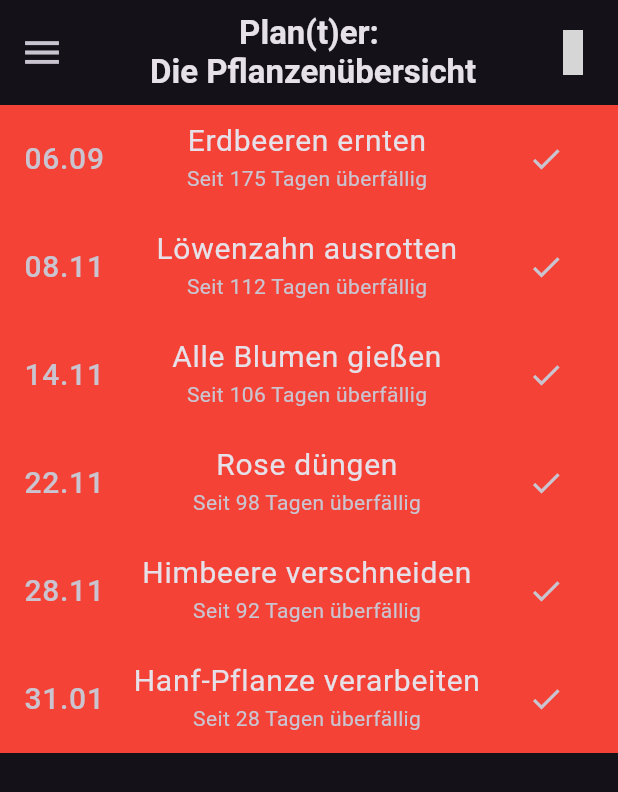
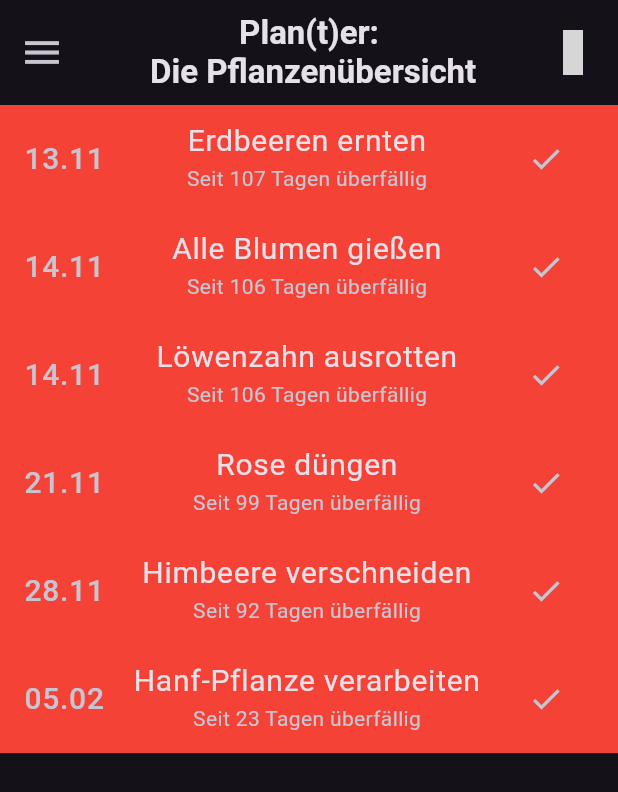
Before and after one commit to vincenzo1109/Alle-Projekte, a Flutter app: the screen it shows after launch, in the side drawer, after a tap on the "check" icon, on a phone screen of 412 x 824 dp. Shown: the top 792 px of the screen. Run offline on Flutter 3.47's test engine with Material 3 defaults, Android fonts, the light colour scheme and no system bars; our stand-ins replace hive, hive_flutter, image_picker, material_symbols_icons, qr_flutter, simple_icons and 1 more; missing offline and left inert: mobile_scanner, otp; accounts and stored records are empty; grey boxes are pictures that could not be loaded.

Commit message:
seperated Task class and plant class

```diff
--- a/planzen_app/lib/hive.dart
+++ b/planzen_app/lib/hive.dart
@@ -1,13 +1,13 @@
 import 'package:hive/hive.dart';
-
+import 'package:planzen_app/plant_service.dart';
+import 'package:planzen_app/plant_task_service.dart';
 
 part 'hive.g.dart';
 
 //var for Hive-Keys (easier (Autocompletion); no spelling Mistakes)
 const String dataKey = 'dataSaves';
-const String idKey='maxPlantId';
+const String idKey = 'maxPlantId';
 const String objectPlantKey = 'plantObjectSaves';
-
 
 int buildNewPlantId() {
   var box = Hive.box(objectPlantKey);
@@ -23,11 +23,14 @@ bool isAlreadyOpened() {
   return alreadyOpened;
 }
 
-
 void hivePutMyPlantsList(List<AllPlants> saveList) {
   var boxHive = Hive.box(objectPlantKey);
   boxHive.put('plantObjectList', saveList);
 }
+
+
+
+
 
 @HiveType(typeId: 0)
 class AllPlants {
@@ -38,31 +41,43 @@ class AllPlants {
   int age;
 
   @HiveField(2)
-  DateTime prevLastCompletion;
+  int id;
 
   @HiveField(3)
+  String imagePath;
+
+  AllPlants(this.name, this.age, this.id, this.imagePath);
+
+  void addTask(String whatToDo, int interval, DateTime lastCompletion){
+    var task = PlantTask(id, whatToDo, interval, lastCompletion);
+    PlantTaskService.instance().insertTask(task);
+  }
+}
+
+@HiveType(typeId: 1)
+class PlantTask {
+  @HiveField(0)
+  String whatToDo;
+
+  @HiveField(1)
+  int interval;
+
+  DateTime? prevLastCompletion;
+
+  @HiveField(2)
   DateTime lastCompletion;
 
-  @HiveField(4)
-  int interval;
+  @HiveField(3)
+  int plantId;
 
-  @HiveField(5)
-  String whatToDo;
+  PlantTask(
+    this.plantId,
+    this.whatToDo,
+    this.interval,
+    this.lastCompletion
+  );
 
-  @HiveField(6)
-  int id;
-
-  @HiveField(7)
-  String imagePath;
-
-  AllPlants(
-      this.name,
-      this.age,
-      this.prevLastCompletion,
-      this.lastCompletion,
-      this.whatToDo,
-      this.interval,
-      this.id,
-      this.imagePath
-      );
+  AllPlants getPlant() {
+    return PlantService.instance().getPlant(plantId);
+  }
 }
--- a/planzen_app/lib/impressum.dart
+++ b/planzen_app/lib/impressum.dart
@@ -1,5 +1,4 @@
 import 'package:flutter/material.dart';
-import 'package:material_symbols_icons/material_symbols_icons.dart';
 import 'main.dart';
 
 void main() {
--- a/planzen_app/lib/main.dart
+++ b/planzen_app/lib/main.dart
@@ -1,15 +1,15 @@
 import 'package:flutter/material.dart';
+import 'package:hive_flutter/hive_flutter.dart';
 import 'package:material_symbols_icons/material_symbols_icons.dart';
 import 'package:planzen_app/newplant.dart';
-import 'package:planzen_app/plant_service.dart';
+import 'package:planzen_app/plant_task_service.dart';
 import 'package:planzen_app/settings.dart';
 import 'package:planzen_app/widgets/plant_item.dart';
+import 'achievements.dart';
 import 'hive.dart';
-import 'search.dart';
-import 'achievements.dart';
 import 'impressum.dart';
 import 'plants_overview.dart';
-import 'package:hive_flutter/hive_flutter.dart';
+import 'search.dart';
 
 void main() async {
   await Hive.initFlutter();
@@ -103,8 +103,8 @@ class _MyHomePageState extends State<MyHomePage> {
 
         actions: [
           IconButton(
-            padding: EdgeInsets.all(15),
-            icon: Icon(Symbols.search),
+            padding: const EdgeInsets.all(15),
+            icon: const Icon(Symbols.search),
             onPressed: () {
               Navigator.pushNamed(context, '/search');
             },
@@ -115,17 +115,17 @@ class _MyHomePageState extends State<MyHomePage> {
       drawer: Drawer(
         child: ListView(
           children: [
-            DrawerHeader(child: Text('Menü')),
+            const DrawerHeader(child: Text('Menü')),
             ListTile(
-              leading: Icon(Symbols.home),
-              title: Text('Home'),
+              leading: const Icon(Symbols.home),
+              title: const Text('Home'),
               onTap: () {
-                Navigator.pushNamed(context, '/home');
+                Navigator.pop(context);
               },
             ),
             ListTile(
-              leading: Icon(Symbols.potted_plant_rounded),
-              title: Text('Pflanzen Details'),
+              leading: const Icon(Symbols.potted_plant_rounded),
+              title: const Text('Pflanzen Details'),
               onTap: () {
                 Navigator.pushNamed(
                   context,
@@ -135,30 +135,30 @@ class _MyHomePageState extends State<MyHomePage> {
               },
             ),
             ListTile(
-              leading: Icon(Symbols.experiment),
-              title: Text('Errungenschaften'),
+              leading: const Icon(Symbols.experiment),
+              title: const Text('Errungenschaften'),
               onTap: () {
                 Navigator.pushNamed(context, '/achievements');
               },
             ),
             ListTile(
-              leading: Icon(Symbols.add_2_rounded),
-              title: Text('Eine weitere Pflanze hinzufügen'),
+              leading: const Icon(Symbols.add_2_rounded),
+              title: const Text('Eine weitere Pflanze hinzufügen'),
               onTap: () async {
                 await Navigator.pushNamed(context, '/newPlant');
                 setState(() {});
               },
             ),
             ListTile(
-              leading: Icon(Symbols.settings),
-              title: Text('Einstellungen'),
+              leading: const Icon(Symbols.settings),
+              title: const Text('Einstellungen'),
               onTap: () {
                 Navigator.pushNamed(context, '/settings');
               },
             ),
             ListTile(
-              leading: Icon(Symbols.info),
-              title: Text('Impressum'),
+              leading: const Icon(Symbols.info),
+              title: const Text('Impressum'),
               onTap: () {
                 Navigator.pushNamed(context, '/impressum');
               },
@@ -168,37 +168,41 @@ class _MyHomePageState extends State<MyHomePage> {
       ),
 
       body: RefreshIndicator(
-        child: ListView(children: plantsHomescreen()),
         onRefresh: () async {
           setState(() {
             debugPrint('Seite refreshed');
           });
         },
+        child: plantsHomescreen(),
       ),
     );
   }
 
+  Widget plantsHomescreen() {
+    List<Widget> nextTasks = [];
+    List<PlantTask> allTasks = PlantTaskService.instance().getAllTasks();
 
-  List<Widget> plantsHomescreen() {
-    List<Widget> plantsNext = [];
-    List<AllPlants> allPlants = PlantService.instance().getAllPlants();
-
-    if (allPlants.isNotEmpty) {
-      for (var plantvar in allPlants) {
-        plantsNext.add(
-          PlantItem(plant: plantvar, onChange: () => setState(() {})),
-        );
-      }
-    } else {
-      plantsNext.add(
-        Center(
-          child: Text(
-            'Es gibt in den nächsten 2 Monaten nichts zu tun',
-            style: TextStyle(fontWeight: FontWeight.bold, fontSize: 16),
-          ),
+    if (allTasks.isEmpty) {
+      return const Center(
+        child: Text(
+          'Es gibt in den nächsten 2 Monaten nichts zu tun',
+          style: TextStyle(fontWeight: FontWeight.bold, fontSize: 16),
         ),
       );
+    } else {
+      return ListView.builder(
+        itemCount: allTasks.length,
+        itemBuilder: (context, index) {
+          return PlantItem(
+            task: allTasks[index],
+            onChange: () => setState(() {}),
+          );
+        },
+      );
     }
-    return plantsNext;
+
+    for (var plantvar in allTasks) {
+      nextTasks.add(PlantItem(task: plantvar, onChange: () => setState(() {})));
+    }
   }
 }
--- a/planzen_app/lib/newplant.dart
+++ b/planzen_app/lib/newplant.dart
@@ -192,7 +192,7 @@ class _MyHomePageState extends State<NewPlant> {
               if (intervalOk && ageOk && name != null && interval != null) {
                 whatToDo = wateringBool ? 'gießen' : 'nicht angegeben';
                 setState(() {
-                  PlantService.instance().addPlantMyPlants(name!, age, lastTime, whatToDo, interval!, buildNewPlantId(), 'assets/image/icon.png');
+                 //FIXME PlantService.instance().addPlantMyPlants(name!, age, lastTime, whatToDo, interval!, buildNewPlantId(), 'assets/image/icon.png');
                   PlantService.instance().saveAllPlants();
                 });
                 Navigator.pop(context);
--- a/planzen_app/lib/plant_service.dart
+++ b/planzen_app/lib/plant_service.dart
@@ -1,14 +1,11 @@
 import 'package:flutter/cupertino.dart';
 import 'package:hive/hive.dart';
-import 'package:intl/intl.dart';
 import 'package:planzen_app/hive.dart';
 
 class PlantService {
   static final PlantService _service = PlantService().._readAllPlants();
 
   static PlantService instance() => _service;
-
-  final formatter = DateFormat('dd.MM.yyyy');
 
   late List<AllPlants> allPlants;
 
@@ -19,19 +16,11 @@ class PlantService {
     saveAllPlants();
   }
 
-  void checkTask(AllPlants plant) {
-    plant.prevLastCompletion = plant.lastCompletion;
-    plant.lastCompletion = DateTime.now();
-    saveAllPlants();
-  }
-
-  void revertCheckTask(AllPlants plant) {
-    plant.lastCompletion = plant.prevLastCompletion;
-    saveAllPlants();
+  AllPlants getPlant(int id) {
+    return allPlants.firstWhere((plant) => plant.id == id);
   }
 
   void saveAllPlants() {
-    sortList();
     hivePutMyPlantsList(allPlants);
   }
 
@@ -48,103 +37,35 @@ class PlantService {
       _readAllPlants();
     }
     debugPrint('Read all plants (${allPlants.length})');
-
   }
 
-  void sortList() {
-    allPlants.sort((a, b) {
-      var dueA = a.lastCompletion.add(Duration(days: a.interval));
-      var dueB = b.lastCompletion.add(Duration(days: b.interval));
 
-      return dueA.compareTo(dueB);
-    });
-    debugPrint('Liste sortiert');
-  }
 
   void _addStandardPlants() {
     const String imagePath = 'assets/image/icon.png';
-    final formattedDate = formatter.parse(
-      '07.11.2025',
-    ); // TODO Vorübergehende Lösung
 
     if (!isAlreadyOpened()) {
-      addPlantMyPlants(
-        'Rose',
-        2,
-        formatter.parse('08.11.2025'),
-        'düngen',
-        14,
-        -1,
-        imagePath,
-      );
-      addPlantMyPlants(
-        'Himbeere',
-        4,
-        formattedDate,
-        'verschneiden',
-        21,
-        -2,
-        imagePath,
-      );
-      addPlantMyPlants(
-        'Erdbeeren',
-        3,
-        formatter.parse('31.08.2025'),
-        'ernten',
-        6,
-        -3,
-        imagePath,
-      );
-      addPlantMyPlants(
-        'Alle Blumen',
-        4,
-        formattedDate,
-        'gießen',
-        7,
-        -4,
-        imagePath,
-      );
-      addPlantMyPlants(
-        'Löwenzahn',
-        1,
-        formatter.parse('01.11.2025'),
-        'ausrotten',
-        7,
-        -5,
-        imagePath,
-      );
-      addPlantMyPlants(
-        'Hanf-Pflanze',
-        1,
-        formatter.parse('02.11.2025'),
-        'verarbeiten',
-        90,
-        -6,
-        imagePath,
-      );
+      //addPlantMyPlants(Name, age, id, imagePath);
+      addPlantMyPlants('Rose', 2, -1, imagePath);
+      addPlantMyPlants('Himbeere', 4, -2, imagePath);
+      addPlantMyPlants('Erdbeeren', 3, -3, imagePath);
+      addPlantMyPlants('Alle Blumen', 4, -4, imagePath);
+      addPlantMyPlants('Löwenzahn', 1, -5, imagePath);
+      addPlantMyPlants('Hanf-Pflanze', 1, -6, imagePath);
       saveAllPlants();
     }
   }
 
-  void addPlantMyPlants( //TODO Beautify
+
+
+  void addPlantMyPlants(
+    //TODO Beautify
     String name,
     int age,
-    DateTime lastTime,
-    String whatToDo,
-    int interval,
     int id,
     String path,
   ) {
-    AllPlants plant = AllPlants(
-      name,
-      age,
-      lastTime.subtract(Duration(days: interval)),
-      lastTime,
-      whatToDo,
-      interval,
-      id,
-      path,
-    );
+    AllPlants plant = AllPlants(name, age, id, path);
     allPlants.add(plant);
   }
 }
--- /dev/null
+++ b/planzen_app/lib/plant_task_service.dart
@@ -0,0 +1,86 @@
+import 'package:flutter/foundation.dart';
+import 'package:hive/hive.dart';
+import 'package:intl/intl.dart';
+import 'package:planzen_app/hive.dart';
+
+class PlantTaskService {
+  static final PlantTaskService _service = PlantTaskService().._readAllTasks();
+
+  static PlantTaskService instance() => _service;
+
+  late List<PlantTask> allTasks;
+
+  List<PlantTask> getAllTasks() => allTasks;
+
+  final formatter = DateFormat('dd.MM.yyyy');
+
+  void insertTask(PlantTask task) {
+    allTasks.add(task);
+    saveAllTasks();
+  }
+
+  void checkTask(PlantTask task) {
+    task.prevLastCompletion = task.lastCompletion;
+    task.lastCompletion = DateTime.now();
+    saveAllTasks();
+  }
+
+  void saveAllTasks() {
+    sortList();
+    hivePutTaskList(allTasks);
+  }
+
+  void sortList() {
+    allTasks.sort((a, b) {
+      var dueA = a.lastCompletion.add(Duration(days: a.interval));
+      var dueB = b.lastCompletion.add(Duration(days: b.interval));
+
+      return dueA.compareTo(dueB);
+    });
+    debugPrint('Task-Liste sortiert');
+  }
+
+  void revertCheckTask(PlantTask plant) {
+    plant.lastCompletion = plant.prevLastCompletion!;
+    saveAllTasks();
+  }
+
+  void hivePutTaskList(List<PlantTask> taskList) {
+    var boxHive = Hive.box(objectPlantKey);
+    boxHive.put('plantTaskList', taskList);
+  }
+
+  void _readAllTasks() {
+    var plantObjectBox = Hive.box(objectPlantKey);
+    var taskList = plantObjectBox.get('plantTaskList');
+
+    if (taskList != null) {
+      allTasks = (taskList as List).cast<PlantTask>();
+    } else {
+      allTasks = [];
+
+      final formattedDate = formatter.parse(
+        '07.11.2025',
+      ); // TODO Vorübergehende Lösung
+
+      allTasks.add(PlantTask(-1, 'düngen', 14, formattedDate));
+      allTasks.add(PlantTask(-2, 'verschneiden', 21, formattedDate));
+      allTasks.add(PlantTask(-3, 'ernten', 6, formattedDate));
+      allTasks.add(PlantTask(-4, 'gießen', 7, formattedDate));
+      allTasks.add(PlantTask(-5, 'ausrotten', 7, formattedDate));
+      allTasks.add(PlantTask(-6, 'verarbeiten', 90, formattedDate));
+
+      saveAllTasks();
+      _readAllTasks();
+    }
+    debugPrint('Read all tasks (${allTasks.length})');
+  }
+
+  void addTaskToPlant(
+    int id,
+    String whatToDo,
+    int interval,
+    DateTime prevLastCompletion,
+    DateTime lastCompletion,
+  ) {}
+}
--- a/planzen_app/lib/search.dart
+++ b/planzen_app/lib/search.dart
@@ -31,7 +31,7 @@ class Search extends StatefulWidget {
 
 class _MyHomePageState extends State<Search> {
   List<AllPlants> matchingPlants = [];
-
+//TODO search in Task-Name/Plant-Name
 
   whichMatchingPlants(input) {
     matchingPlants = PlantService.instance()
@@ -44,11 +44,13 @@ class _MyHomePageState extends State<Search> {
   showMatchingPlants() {
     List<Widget> showNextMatchingPlants = [];
 
-    for (AllPlants plant in matchingPlants) {
+    /* FIXME for (AllPlants plant in matchingPlants) {
       showNextMatchingPlants.add(
-        PlantItem(plant: plant, onChange: () => setState(() {})),
+        PlantItem(task: plant, onChange: () => setState(() {})),
       );
     }
+
+     */
     return showNextMatchingPlants;
   }
 
--- a/planzen_app/lib/settings.dart
+++ b/planzen_app/lib/settings.dart
@@ -1,5 +1,4 @@
 import 'package:flutter/material.dart';
-import 'package:material_symbols_icons/material_symbols_icons.dart';
 import 'main.dart';
 
 void main() {
--- a/planzen_app/lib/widgets/plant_item.dart
+++ b/planzen_app/lib/widgets/plant_item.dart
@@ -1,12 +1,12 @@
 import 'package:flutter/material.dart';
 import 'package:intl/intl.dart';
 import 'package:planzen_app/hive.dart';
-import 'package:planzen_app/plant_service.dart';
+import 'package:planzen_app/plant_task_service.dart';
 
 class PlantItem extends StatefulWidget {
-  const PlantItem({super.key, required this.plant, required this.onChange});
+  const PlantItem({super.key, required this.task, required this.onChange});
 
-  final AllPlants plant;
+  final PlantTask task;
 
   final void Function() onChange;
 
@@ -18,11 +18,13 @@ class _PlantItemState extends State<PlantItem> {
 
   @override
   Widget build(BuildContext context) {
-    AllPlants plant = widget.plant;
+    var task = widget.task;
+    var plant = task.getPlant();
+
     DateTime now = DateTime.now();
 
-    DateTime dueDate = plant.lastCompletion.add(
-      Duration(days: plant.interval),
+    DateTime dueDate = task.lastCompletion.add(
+      Duration(days: task.interval),
     );
 
     int doItInDays = dueDate.difference(now).inDays;
@@ -50,7 +52,7 @@ class _PlantItemState extends State<PlantItem> {
 
       title: Center(
         child: Text(
-          '${plant.name} ${plant.whatToDo}',
+          '${plant.name} ${task.whatToDo}',
           style: TextStyle(fontSize: 20),
           textAlign: TextAlign.center,
         ),
@@ -87,7 +89,7 @@ class _PlantItemState extends State<PlantItem> {
                   action: SnackBarAction(
                     label: 'Rückgängig',
                     onPressed: () {
-                      setState(() => PlantService.instance().revertCheckTask(plant));
+                      setState(() => PlantTaskService.instance().revertCheckTask(task));
                       widget.onChange();
                     },
                   ),
@@ -102,7 +104,7 @@ class _PlantItemState extends State<PlantItem> {
                 ),
               );
               setState(() {
-                PlantService.instance().checkTask(plant);
+                PlantTaskService.instance().checkTask(task);
                 widget.onChange();
               });
             } else {
@@ -115,7 +117,7 @@ class _PlantItemState extends State<PlantItem> {
                   ),
                   behavior: SnackBarBehavior.floating,
                   content: Text(
-                    '${plant.name} ${plant.whatToDo} hat noch Zeit :-)',
+                    '${plant.name} ${task.whatToDo} hat noch Zeit :-)',
                     textAlign: TextAlign.center,
                     style: TextStyle(
                       fontSize: 17,
--- a/planzen_app/pubspec.yaml
+++ b/planzen_app/pubspec.yaml
@@ -12,7 +12,7 @@ dependencies:
   flutter:
     sdk: flutter
   material_symbols_icons: ^4.2719.0
-  intl: ^0.19.0
+  intl: ^0.20.2
   hive: 2.2.3
   hive_flutter: 1.1.0
   image_picker: ^1.0.4
@@ -27,7 +27,7 @@ dev_dependencies:
   hive_generator: ^2.0.0
   build_runner: ^2.4.6
 
-  flutter_lints: ^5.0.0
+  flutter_lints: ^6.0.0
 
 flutter:
   assets:
```
Also changed, not shown: planzen_app/lib/hive.g.dart, planzen_app/pubspec.lock.
